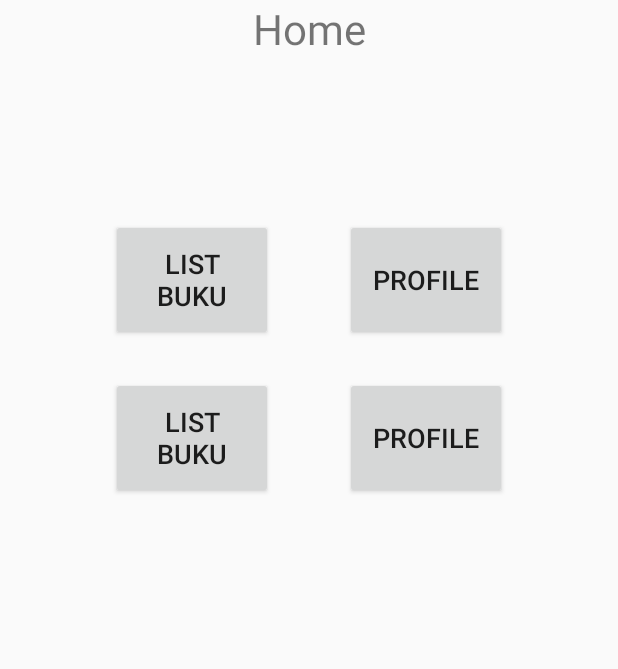
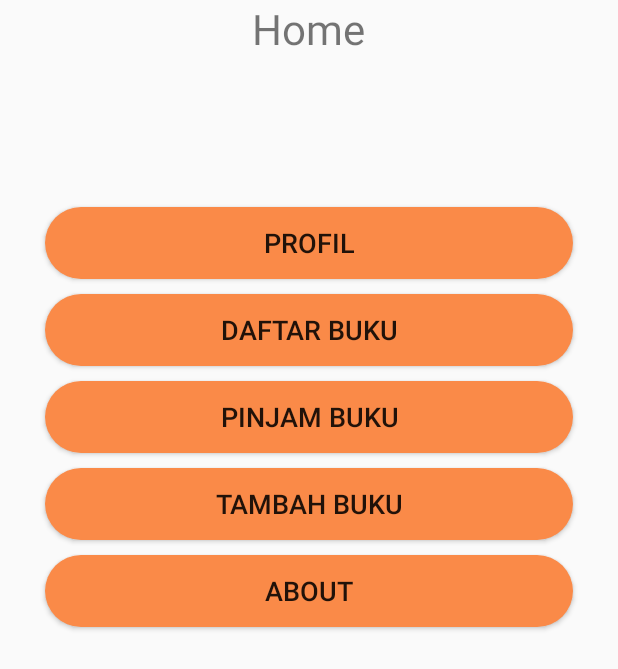
Before and after one commit to robyrnl/URSmartLibrary, an Android app: the layout activity_home.xml on its own in the app's theme, with its tools: preview values and no code run, on a phone screen of 412 x 824 dp. Shown: the top 669 px of the screen. Run offline under Robolectric (Android 15) with nearby library versions, the phone set to English and light mode, and no system bars.

Commit message:
home, buku, listview(setengah jadi) dll

```diff
--- a/app/build.gradle
+++ b/app/build.gradle
@@ -23,12 +23,13 @@ dependencies {
     //noinspection GradleCompatible
     implementation 'com.android.support:appcompat-v7:27.1.1'
     implementation 'com.android.support.constraint:constraint-layout:1.1.3'
+    //firebase core
     implementation 'com.google.firebase:firebase-core:16.0.1'
+    implementation 'com.google.firebase:firebase-core:16.0.6' // Analytics
+    implementation 'com.google.firebase:firebase-auth:16.1.0' // Authentication
     testImplementation 'junit:junit:4.12'
     androidTestImplementation 'com.android.support.test:runner:1.0.2'
     androidTestImplementation 'com.android.support.test.espresso:espresso-core:3.0.2'
     implementation 'com.android.support:recyclerview-v7:27.1.1'
-    implementation 'com.google.firebase:firebase-auth:16.0.1'
-
 }
 apply plugin: 'com.google.gms.google-services'
--- a/app/src/main/AndroidManifest.xml
+++ b/app/src/main/AndroidManifest.xml
@@ -18,9 +18,6 @@
                 <category android:name="android.intent.category.LAUNCHER" />
             </intent-filter>
         </activity>
-        <activity android:name=".homeActivity" />
-        <activity android:name=".signUpActivity" />
-        <activity android:name=".about"></activity>
     </application>
 
 </manifest>
--- a/app/src/main/java/id/ac/unri/ursmartlibrary/Buku.java
+++ b/app/src/main/java/id/ac/unri/ursmartlibrary/Buku.java
@@ -5,10 +5,6 @@ public class Buku {
     String judul;
     String pengarang;
     String tahun;
-
-    public Buku () {
-
-    }
 
     public Buku (String judul, String pengarang, String tahun) {
         this.judul = judul;
--- a/app/src/main/res/layout/activity_home.xml
+++ b/app/src/main/res/layout/activity_home.xml
@@ -1,9 +1,10 @@
 <?xml version="1.0" encoding="utf-8"?>
-<android.support.constraint.ConstraintLayout xmlns:android="http://schemas.android.com/apk/res/android"
+<LinearLayout xmlns:android="http://schemas.android.com/apk/res/android"
     xmlns:app="http://schemas.android.com/apk/res-auto"
     xmlns:tools="http://schemas.android.com/tools"
     android:layout_width="match_parent"
     android:layout_height="match_parent"
+    android:orientation="vertical"
     tools:context=".homeActivity">
 
 
@@ -13,66 +14,77 @@
         android:layout_height="wrap_content"
         android:text="Home"
         android:textSize="28dp"
-
-        app:layout_constraintLeft_toLeftOf="parent"
-        app:layout_constraintRight_toRightOf="parent"
-        app:layout_constraintTop_toTopOf="parent"
+        android:layout_gravity="center"
         />
 
     <Button
-        android:id="@+id/ButtonKiri1"
-        android:layout_width="108dp"
-        android:layout_height="81dp"
-        android:text="List Buku"
+        android:id="@+id/btnProfilHome"
+        android:layout_width="match_parent"
+        android:layout_height="wrap_content"
+        android:text="Profil"
         android:textSize="18dp"
-
-        app:layout_constraintLeft_toLeftOf="parent"
-        app:layout_constraintRight_toRightOf="@+id/ButtonKanan1"
-        app:layout_constraintTop_toBottomOf="@+id/TextHome"
-        android:layout_marginTop="108dp"
-        android:layout_marginRight="81dp"
+        android:layout_gravity="center"
+        android:layout_marginLeft="30dp"
+        android:layout_marginRight="30dp"
+        android:layout_marginTop="100dp"
+        android:layout_marginBottom="10dp"
+        android:background="@drawable/button_style"
+        android:onClick="onClick"
         />
 
     <Button
-        android:id="@+id/ButtonKanan1"
-        android:layout_width="108dp"
-        android:layout_height="81dp"
-        android:text="Profile"
+        android:id="@+id/btnDaftarBukuHome"
+        android:layout_width="match_parent"
+        android:layout_height="wrap_content"
+        android:text="Daftar Buku"
         android:textSize="18dp"
-
-        app:layout_constraintLeft_toLeftOf="@id/ButtonKiri1"
-        app:layout_constraintRight_toRightOf="parent"
-        app:layout_constraintTop_toBottomOf="@+id/TextHome"
-        android:layout_marginTop="108dp"
-        android:layout_marginLeft="81dp"
+        android:layout_gravity="center"
+        android:layout_marginLeft="30dp"
+        android:layout_marginRight="30dp"
+        android:layout_marginBottom="10dp"
+        android:background="@drawable/button_style"
+        android:onClick="onClick"
         />
 
     <Button
-        android:id="@+id/ButtonKiri2"
-        android:layout_width="108dp"
-        android:layout_height="81dp"
-        android:text="List Buku"
+        android:id="@+id/btnPinjamBukuHome"
+        android:layout_width="match_parent"
+        android:layout_height="wrap_content"
+        android:text="Pinjam Buku"
         android:textSize="18dp"
-
-        app:layout_constraintLeft_toLeftOf="parent"
-        app:layout_constraintRight_toRightOf="@+id/ButtonKanan2"
-        app:layout_constraintTop_toBottomOf="@+id/ButtonKiri1"
-        android:layout_marginTop="24dp"
-        android:layout_marginRight="81dp"
+        android:layout_gravity="center"
+        android:layout_marginLeft="30dp"
+        android:layout_marginRight="30dp"
+        android:layout_marginBottom="10dp"
+        android:background="@drawable/button_style"
+        android:onClick="onClick"
         />
 
     <Button
-        android:id="@+id/ButtonKanan2"
-        android:layout_width="108dp"
-        android:layout_height="81dp"
-        android:text="Profile"
+        android:id="@+id/btnTambahBukuHome"
+        android:layout_width="match_parent"
+        android:layout_height="wrap_content"
+        android:text="Tambah Buku"
         android:textSize="18dp"
-
-        app:layout_constraintLeft_toLeftOf="@id/ButtonKiri2"
-        app:layout_constraintRight_toRightOf="parent"
-        app:layout_constraintTop_toBottomOf="@+id/ButtonKiri1"
-        android:layout_marginTop="24dp"
-        android:layout_marginLeft="81dp"
+        android:layout_gravity="center"
+        android:layout_marginLeft="30dp"
+        android:layout_marginRight="30dp"
+        android:layout_marginBottom="10dp"
+        android:background="@drawable/button_style"
+        android:onClick="onClick"
         />
 
-</android.support.constraint.ConstraintLayout>
+    <Button
+        android:id="@+id/btnAboutHome"
+        android:layout_width="match_parent"
+        android:layout_height="wrap_content"
+        android:text="About"
+        android:textSize="18dp"
+        android:layout_gravity="center"
+        android:layout_marginLeft="30dp"
+        android:layout_marginRight="30dp"
+        android:background="@drawable/button_style"
+        android:onClick="onClick"
+        />
+
+</LinearLayout>
```
Also changed, not shown: app/src/main/java/id/ac/unri/ursmartlibrary/addBookActivity.java (+7 -5 lines), app/src/main/java/id/ac/unri/ursmartlibrary/daftarBukuActivity.java (added, +13 -0 lines), app/src/main/java/id/ac/unri/ursmartlibrary/homeActivity.java (+29 -0 lines), app/src/main/java/id/ac/unri/ursmartlibrary/loginActivity.java (+19 -0 lines), app/src/main/java/id/ac/unri/ursmartlibrary/pinjamBukuActivity.java (added, +13 -0 lines), app/src/main/java/id/ac/unri/ursmartlibrary/profile.java (added, +13 -0 lines).
